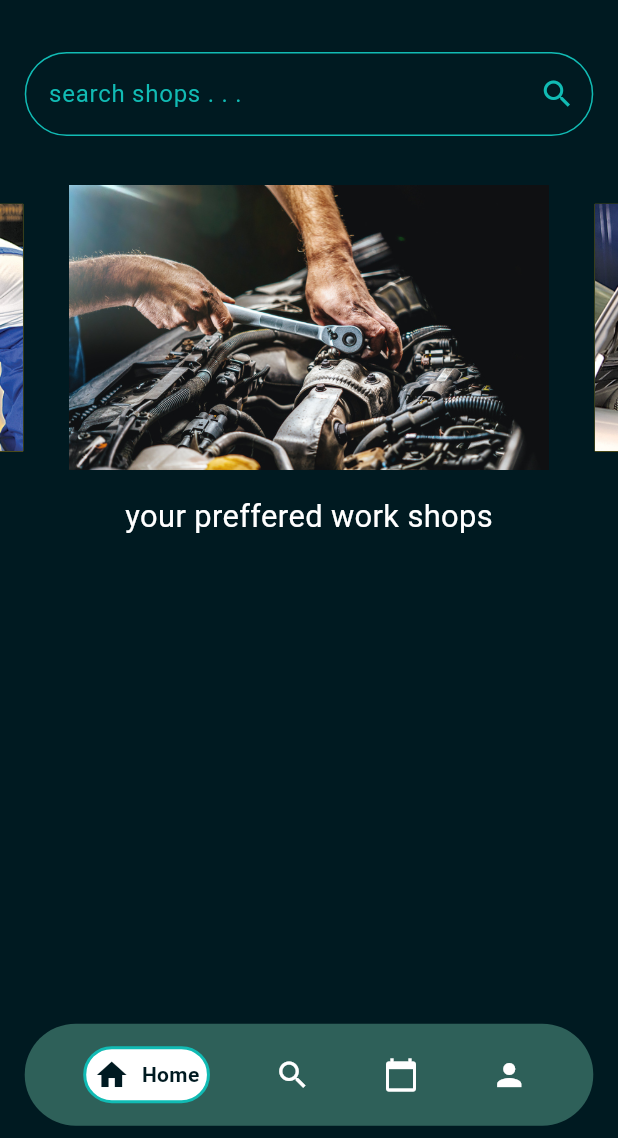
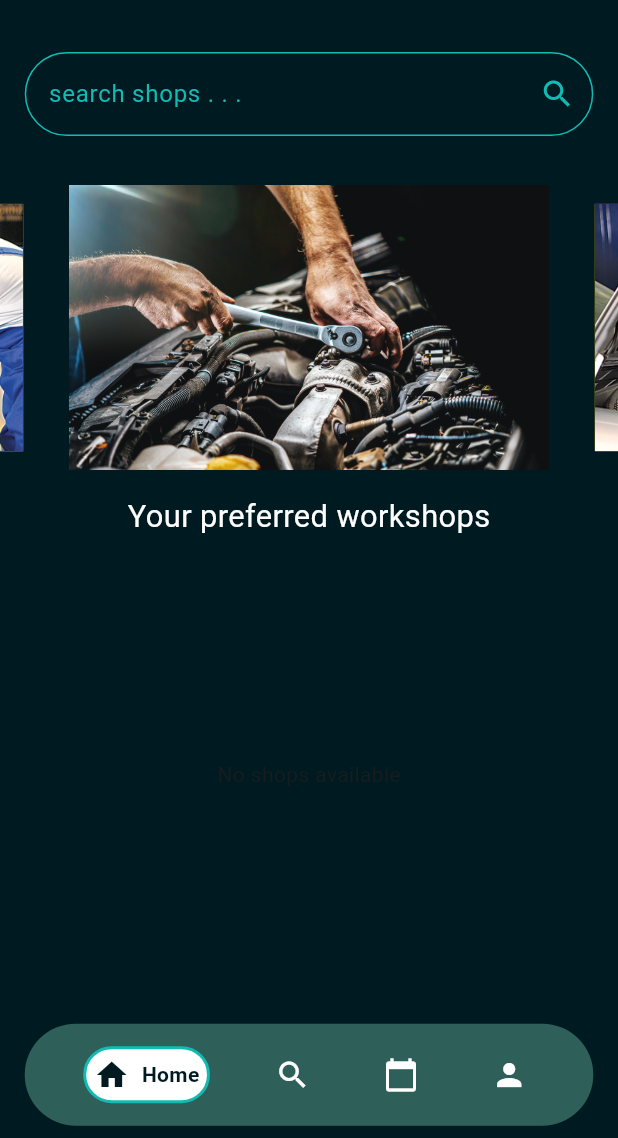
Before and after one commit to sayedadinan/vehicanich_user, a Flutter app: the screen it shows once a user with an empty profile is signed in, on a phone screen of 412 x 824 dp, the part 98-1236 px from its top. Run offline on Flutter 3.47's test engine with Material 3 defaults, Android fonts, the phone set to English and light mode, and no system bars; drawn by our look-alikes of carousel_slider, google_nav_bar; our stand-ins replace bloc, cached_network_image, cloud_firestore, connectivity_plus, easy_date_timeline, firebase_auth and 12 more; missing offline and left inert: flutter_animated_loadingkit, flutter_stripe; accounts and stored records are empty.

Commit message:
internet connection checking

```diff
--- a/lib/blocs/rating_and_review/bloc/ratings_event.dart
+++ b/lib/blocs/rating_and_review/bloc/ratings_event.dart
@@ -12,3 +12,5 @@ class RatingAndReviewAdding extends RatingsEvent {
     required this.shopId,
   });
 }
+
+class RatingsTotal extends RatingsEvent {}
--- a/lib/screens/home_screen/home_screens.dart
+++ b/lib/screens/home_screen/home_screens.dart
@@ -1,10 +1,12 @@
 import 'package:flutter/material.dart';
 import 'package:vehicanich/data/repositories/shop_details/shop_details_keys.dart';
 import 'package:vehicanich/data/repositories/shop_details/shop_repositery.dart';
+import 'package:vehicanich/data/services/connectivity/internet_connection.dart';
 import 'package:vehicanich/screens/shop_details_screen/details_page.dart';
 import 'package:vehicanich/utils/app_colors.dart';
 import 'package:vehicanich/utils/app_custom_loader.dart';
 import 'package:vehicanich/utils/app_sizedbox.dart';
+import 'package:vehicanich/utils/app_text.dart';
 import 'package:vehicanich/utils/mediaquery.dart';
 import 'package:vehicanich/widgets/home_screen_widgets/home_image_widget.dart';
 import 'package:vehicanich/widgets/home_screen_widgets/home_listtile_text.dart';
@@ -12,7 +14,7 @@ import 'package:vehicanich/widgets/home_screen_widgets/photo_slider_widget.dart'
 import 'package:vehicanich/widgets/search_widgets/search_bar.dart';
 
 class HomeScreen extends StatelessWidget {
-  const HomeScreen({super.key, Key});
+  const HomeScreen({super.key});
 
   @override
   Widget build(BuildContext context) {
@@ -25,7 +27,8 @@ class HomeScreen extends StatelessWidget {
               '   VEHICANICH',
               style: TextStyle(
                 color: Myappallcolor().colorwhite,
-                    fontSize: Mymediaquery().mediaquerywidth(0.06, context)),
+                fontSize: Mymediaquery().mediaquerywidth(0.06, context),
+              ),
             ),
           ],
         ),
@@ -40,14 +43,16 @@ class HomeScreen extends StatelessWidget {
           PhotoSlider(),
           const CustomSizedBoxHeight(0.02),
           Text(
-              'your preffered work shops',
+            'Your preferred workshops',
             style: TextStyle(
               color: Myappallcolor().colorwhite,
-                  fontSize: Mymediaquery().mediaquerywidth(0.05, context)),
+              fontSize: Mymediaquery().mediaquerywidth(0.05, context),
             ),
-            const Homescreenlist(),
+          ),
+          const Expanded(child: Homescreenlist()),
         ],
-        ));
+      ),
+    );
   }
 }
 
@@ -58,28 +63,37 @@ class Homescreenlist extends StatelessWidget {
 
   @override
   Widget build(BuildContext context) {
-    return Expanded(
-      child: FutureBuilder<List<Map<String, dynamic>>>(
+    return StreamBuilder<bool>(
+      stream: checkInternetConnection(),
+      builder: (context, snapshot) {
+        if (snapshot.connectionState == ConnectionState.waiting) {
+          return Center(child: loader);
+        }
+        if (!snapshot.hasData || !snapshot.data!) {
+          return const Center(
+              child: AppText(text: 'no internet connection', size: 0.04));
+        }
+
+        return FutureBuilder<List<Map<String, dynamic>>>(
           future: ShopRepository().getShopDetails(),
           builder: (context, snapshot) {
             if (snapshot.connectionState == ConnectionState.waiting) {
-            return Center(
-              child: loader,
-            );
+              return Center(child: loader);
             } else if (snapshot.hasError) {
-            return Text('Error: ${snapshot.error}');
-          } else {
+              return Center(child: Text('Error: ${snapshot.error}'));
+            } else if (!snapshot.hasData || snapshot.data!.isEmpty) {
+              return const Center(child: Text('No shops available'));
+            }
+
             return ListView.builder(
               physics: const BouncingScrollPhysics(),
               itemCount: snapshot.data!.length,
               itemBuilder: (context, index) {
                 final shopDetails = snapshot.data![index];
                 return Padding(
-                  padding: EdgeInsets.only(
-                    left: Mymediaquery().mediaquerywidth(0.03, context),
-                    right: Mymediaquery().mediaquerywidth(0.03, context),
-                    top: Mymediaquery().mediaqueryheight(0.01, context),
-                    bottom: Mymediaquery().mediaqueryheight(0.00, context),
+                  padding: EdgeInsets.symmetric(
+                    horizontal: Mymediaquery().mediaquerywidth(0.03, context),
+                    vertical: Mymediaquery().mediaqueryheight(0.003, context),
                   ),
                   child: GestureDetector(
                     onTap: () {
@@ -87,7 +101,8 @@ class Homescreenlist extends StatelessWidget {
                         builder: (context) => ShopDetailsPage(
                           shopdetails: shopDetails,
                           tag: shopDetails[Shopkeys.licenceimagepath],
-                              )));
+                        ),
+                      ));
                     },
                     child: Card(
                       elevation: 20,
@@ -98,23 +113,29 @@ class Homescreenlist extends StatelessWidget {
                           crossAxisAlignment: CrossAxisAlignment.start,
                           children: [
                             SizedBox(
-                                width: Mymediaquery()
-                                    .mediaquerywidth(0.02, context)),
+                              width:
+                                  Mymediaquery().mediaquerywidth(0.02, context),
+                            ),
                             Padding(
                               padding: EdgeInsets.only(
                                 top: Mymediaquery()
-                                        .mediaqueryheight(0.01, context)),
+                                    .mediaqueryheight(0.01, context),
+                              ),
                               child: ImageContainer(
                                 tag: shopDetails[Shopkeys.licenceimagepath],
                                 imagepath:
-                                        shopDetails[Shopkeys.bannerimagepath])),
+                                    shopDetails[Shopkeys.bannerimagepath],
+                              ),
+                            ),
                             SizedBox(
-                                width: Mymediaquery()
-                                    .mediaquerywidth(0.04, context)),
+                              width:
+                                  Mymediaquery().mediaquerywidth(0.04, context),
+                            ),
                             Padding(
                               padding: EdgeInsets.only(
                                 top: Mymediaquery()
-                                      .mediaqueryheight(0.01, context)),
+                                    .mediaqueryheight(0.00, context),
+                              ),
                               child: ListtileText(
                                 shoplocation:
                                     shopDetails[Shopkeys.locationaddress],
@@ -124,7 +145,7 @@ class Homescreenlist extends StatelessWidget {
                                     shopDetails[Shopkeys.startingtime],
                                 closingtime: shopDetails[Shopkeys.closingtime],
                               ),
-                            )
+                            ),
                           ],
                         ),
                       ),
@@ -133,9 +154,9 @@ class Homescreenlist extends StatelessWidget {
                 );
               },
             );
-          }
           },
-      ),
+        );
+      },
     );
   }
 }
```
Also changed, not shown: lib/blocs/rating_and_review/bloc/ratings_bloc.dart (+12 -0 lines), lib/data/repositories/shop_details/shop_repositery.dart (+34 -15 lines), lib/data/services/connectivity/internet_connection.dart (+20 -4 lines), lib/widgets/connectivity_widget/connectivity_widget.dart (+12 -41 lines). Lines whose indentation alone changed are shown as unchanged.
